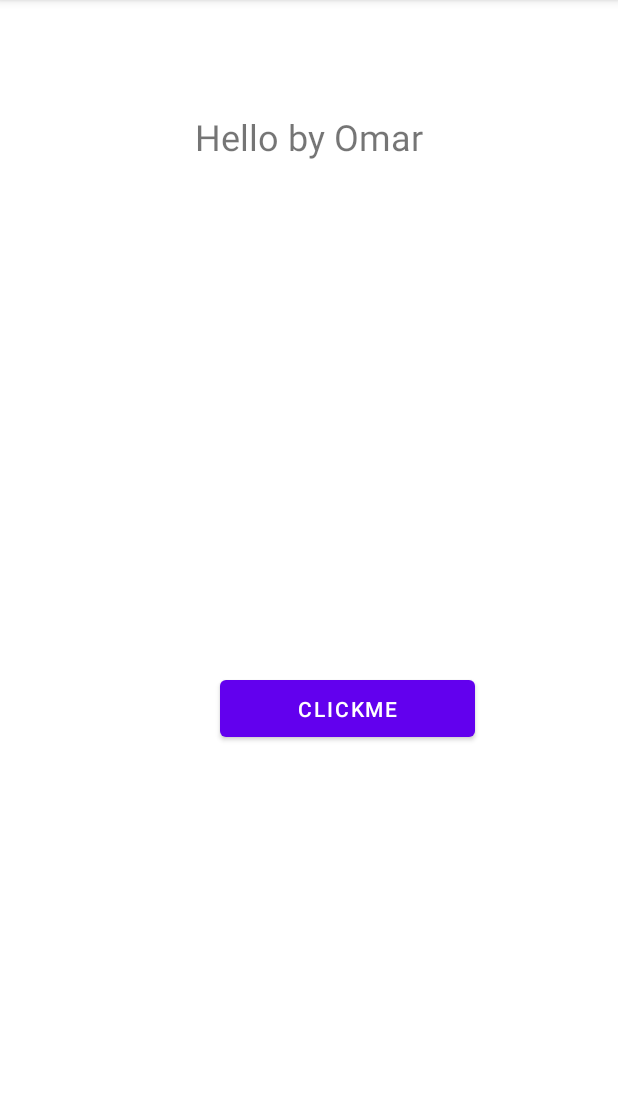
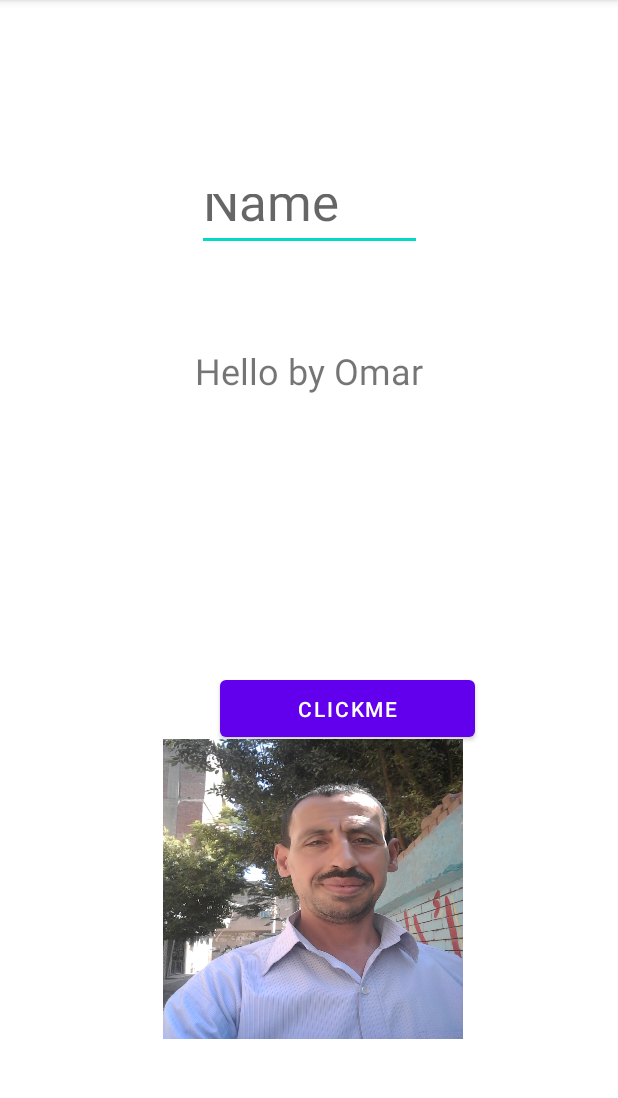
Before and after one commit to AndroidByOmar/My_Application, an Android app: the screen it shows after launch (MainActivity), on a phone screen of 412 x 824 dp, the part 84-1182 px from its top. Run offline under Robolectric (Android 15) with nearby library versions, the phone set to English and light mode, and no system bars.

Commit message:
add new widget like image

```diff
--- a/app/src/main/java/com/example/myapplication/MainActivity.kt
+++ b/app/src/main/java/com/example/myapplication/MainActivity.kt
@@ -4,6 +4,7 @@ import androidx.appcompat.app.AppCompatActivity
 import android.os.Bundle
 
 import android.widget.Button
+import android.widget.TextView
 import android.widget.Toast
 
  class MainActivity : AppCompatActivity() {
@@ -14,8 +15,12 @@ import android.widget.Toast
         setContentView(R.layout.activity_main)
 
        val myclick = findViewById<Button>(R.id.button)
+        val textView=findViewById<TextView>(R.id.textView)
+        val txt=findViewById<TextView>(R.id.txt22)
         myclick.setOnClickListener {
-            Toast.makeText(this,"my event",Toast.LENGTH_SHORT).show()
+           // Toast.makeText(this,"my event",Toast.LENGTH_SHORT).show()
+            var mem=txt.text.toString()
+            textView.text=mem.toString()
         }
         Toast.makeText(this,"my app",Toast.LENGTH_SHORT).show()
         myclick.setOnLongClickListener(){
@@ -23,7 +28,7 @@ import android.widget.Toast
             true
         }
 
-    }
+    }//End fun of Oncreate
 
 
 }
--- a/app/src/main/res/layout/activity_main.xml
+++ b/app/src/main/res/layout/activity_main.xml
@@ -27,7 +27,7 @@
         app:layout_constraintEnd_toEndOf="parent"
         app:layout_constraintStart_toStartOf="parent"
         app:layout_constraintTop_toTopOf="parent"
-        app:layout_constraintVertical_bias="0.045" />
+        app:layout_constraintVertical_bias="0.288" />
 
     <Button
         android:id="@+id/button"
@@ -45,4 +45,33 @@
         app:layout_constraintVertical_bias="0.458"
         tools:ignore="TouchTargetSizeCheck" />
 
+    <EditText
+        android:id="@+id/txt22"
+        android:layout_width="150dp"
+        android:layout_height="48dp"
+        android:layout_marginTop="30dp"
+        android:layout_marginBottom="20dp"
+        android:ems="10"
+        android:hint="@string/name"
+        android:inputType="textMultiLine|textPersonName"
+        android:textSize="34sp"
+        app:layout_constraintBottom_toTopOf="@+id/textView"
+        app:layout_constraintEnd_toEndOf="parent"
+        app:layout_constraintStart_toStartOf="parent"
+        app:layout_constraintTop_toTopOf="parent" />
+
+    <ImageView
+        android:id="@+id/imageView"
+        android:layout_width="200dp"
+        android:layout_height="200dp"
+        android:layout_marginStart="30dp"
+        android:layout_marginEnd="25dp"
+        android:layout_marginBottom="30dp"
+        android:foreground="@drawable/omar"
+        app:layout_constraintBottom_toBottomOf="parent"
+        app:layout_constraintEnd_toEndOf="parent"
+        app:layout_constraintStart_toStartOf="parent"
+        tools:srcCompat="@tools:sample/avatars" />
+
+
 </androidx.constraintlayout.widget.ConstraintLayout>
--- a/app/src/main/res/values/strings.xml
+++ b/app/src/main/res/values/strings.xml
@@ -2,4 +2,5 @@
     <string name="app_name">First Application</string>
     <string name="clickme">clickMe</string>
     <string name="hello_by_omar">Hello by Omar</string>
+    <string name="name">Name</string>
 </resources>
```
Also changed, not shown: app/src/main/res/drawable/omar.jpg (added).
